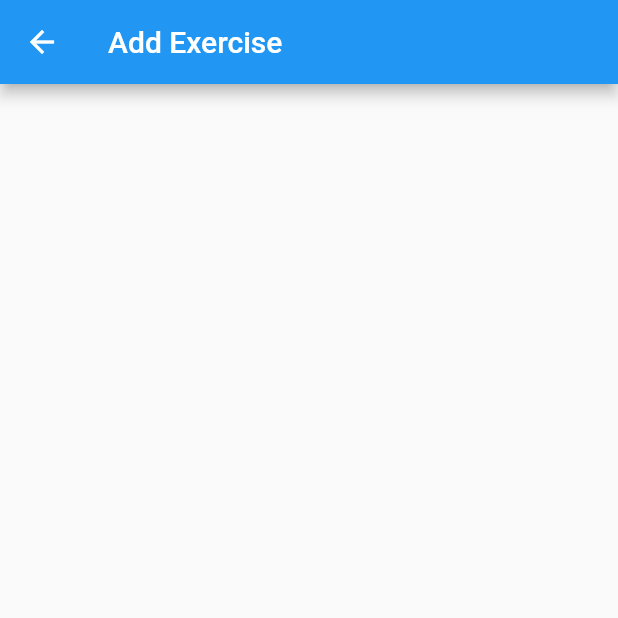
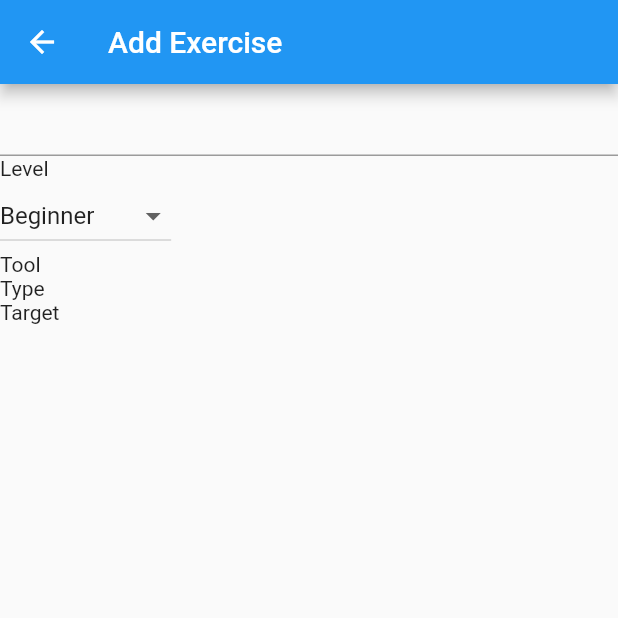
Before and after one commit to manickjamadar/fitnick, a Flutter app: the ExerciseFormScreen screen opened by its route, on a phone screen of 412 x 824 dp, the top half of it. Run offline on Flutter 3.47's test engine with Material 2 defaults, Android fonts, the phone set to English and light mode, and no system bars; our stand-ins replace bloc, dartz, equatable, flutter_bloc, flutter_speed_dial, freezed_annotation and 1 more; generated files the repository leaves out were written again.

Commit message:
basic form handler created and implemented

```diff
--- a/lib/presentation/screens/exercise_form/exercise_form_screen.dart
+++ b/lib/presentation/screens/exercise_form/exercise_form_screen.dart
@@ -1,6 +1,7 @@
 import 'package:dartz/dartz.dart';
 import 'package:fitnick/application/exercise/exercise_form/exercise_form_bloc.dart';
 import 'package:fitnick/domain/exercise/models/exercise.dart';
+import 'package:fitnick/presentation/screens/exercise_form/widgets/exercise_form_handler.dart';
 import 'package:fitnick/service_locator.dart';
 import 'package:flutter/material.dart';
 import 'package:flutter_bloc/flutter_bloc.dart';
@@ -21,6 +22,7 @@ class ExerciseFormScreen extends StatelessWidget {
       appBar: AppBar(
         title: Text("Add Exercise"),
       ),
+      body: ExerciseFormHandler(),
     );
   }
 }
--- /dev/null
+++ b/lib/presentation/screens/exercise_form/widgets/exercise_form_handler.dart
@@ -0,0 +1,20 @@
+import 'package:fitnick/presentation/screens/exercise_form/widgets/selector.dart';
+import 'package:flutter/material.dart';
+
+class ExerciseFormHandler extends StatelessWidget {
+  @override
+  Widget build(BuildContext context) {
+    return Column(
+      crossAxisAlignment: CrossAxisAlignment.start,
+      children: <Widget>[
+        TextField(),
+        Selector(
+          label: "Level",
+        ),
+        Text("Tool"),
+        Text("Type"),
+        Text("Target"),
+      ],
+    );
+  }
+}
--- /dev/null
+++ b/lib/presentation/screens/exercise_form/widgets/selector.dart
@@ -0,0 +1,44 @@
+import 'package:fitnick/domain/exercise/models/exercise_level.dart';
+import 'package:fitnick/domain/exercise/models/name.dart';
+import 'package:flutter/material.dart';
+
+class Selector extends StatefulWidget {
+  final String label;
+
+  const Selector({Key key, @required this.label}) : super(key: key);
+  @override
+  _SelectorState createState() => _SelectorState();
+}
+
+class _SelectorState<T extends Name> extends State<Selector> {
+  ExerciseLevel currentValue;
+  @override
+  void initState() {
+    currentValue = ExerciseLevel.all[0];
+    super.initState();
+  }
+
+  @override
+  Widget build(BuildContext context) {
+    return Column(
+      crossAxisAlignment: CrossAxisAlignment.start,
+      children: <Widget>[
+        Text(widget.label),
+        DropdownButton<ExerciseLevel>(
+          value: currentValue,
+          onChanged: (nextValue) {
+            setState(() {
+              currentValue = nextValue;
+            });
+          },
+          items: ExerciseLevel.all
+              .map((level) => DropdownMenuItem<ExerciseLevel>(
+                    child: Text(level.name),
+                    value: level,
+                  ))
+              .toList(),
+        )
+      ],
+    );
+  }
+}
```
